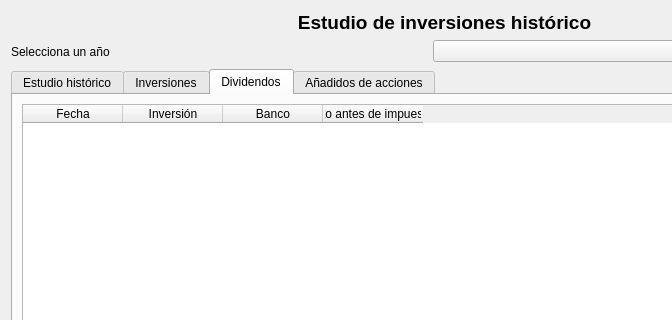
This is ui/wdgInformeHistorico.ui in turulomio/xulpymoney as Qt 5 draws it before an edit; both pictures show x 0 to 672 and y 0 to 320 of the 889 by 727 pixel window. The edited form follows.
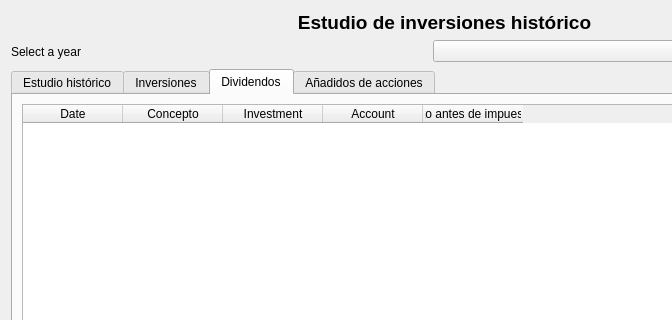
This is the edited form. The open tabs and pages were chosen to show the change. Icons and pictures are not drawn. Custom widgets are drawn as their Qt base class.

Commit message: Ahora hay varios tipos de conceptos por tipos de inversión. Se ha tomado la decisión de pasar todo el código a inglés

Patch:
```diff
--- a/ui/wdgInformeHistorico.ui
+++ b/ui/wdgInformeHistorico.ui
@@ -44,7 +44,7 @@
        <item>
         <widget class="QLabel" name="label">
          <property name="text">
-          <string>Selecciona un año</string>
+          <string>Select a year</string>
          </property>
         </widget>
        </item>
@@ -344,17 +344,22 @@
            </attribute>
            <column>
             <property name="text">
-             <string>Fecha</string>
+             <string>Date</string>
             </property>
            </column>
            <column>
             <property name="text">
-             <string>Inversión</string>
+             <string>Concepto</string>
             </property>
            </column>
            <column>
             <property name="text">
-             <string>Banco</string>
+             <string>Investment</string>
+            </property>
+           </column>
+           <column>
+            <property name="text">
+             <string>Account</string>
             </property>
            </column>
            <column>
```
Left out of the diff: 2 changed lines with no effect on the pictures. The commit also changes 10 other files.
